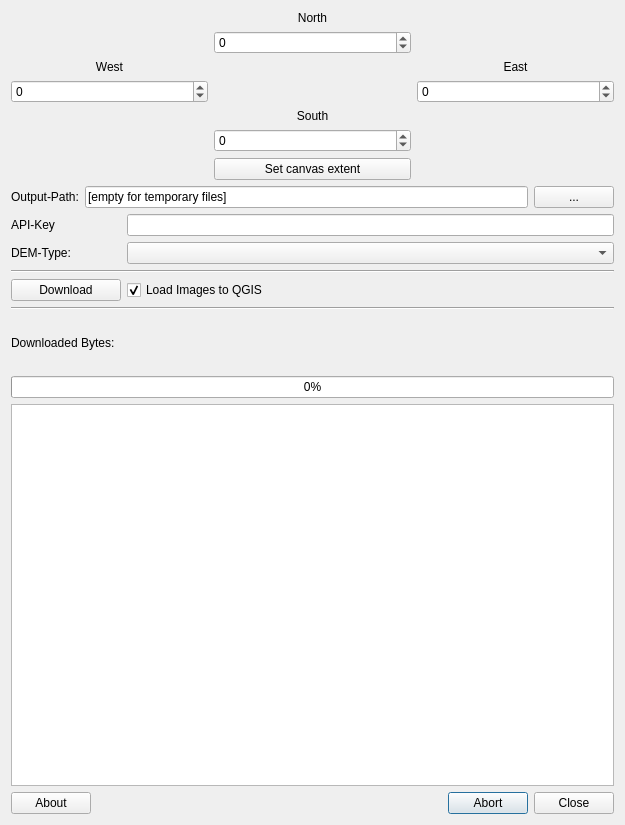
Before: the Qt Designer form srtm_downloader_dialog_base.ui in hdus/SRTM-Downloader, drawn with Qt 5.
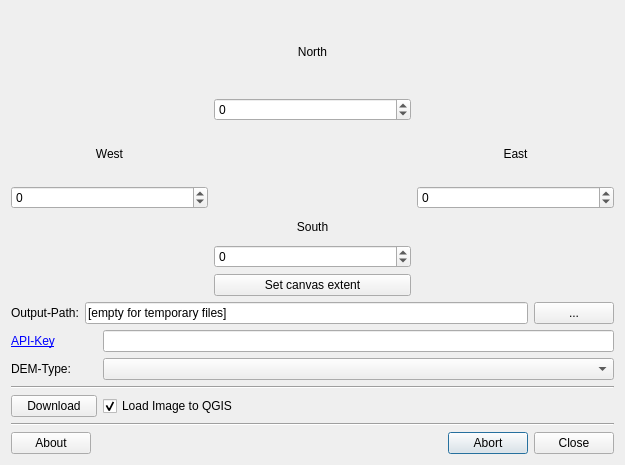
After: the same form once the commit is applied.

Commit message: obsolete widgets removed

```diff
--- a/srtm_downloader_dialog_base.ui
+++ b/srtm_downloader_dialog_base.ui
@@ -7,7 +7,7 @@
     <x>0</x>
     <y>0</y>
     <width>625</width>
-    <height>825</height>
+    <height>465</height>
    </rect>
   </property>
   <property name="sizePolicy">
@@ -37,21 +37,17 @@
    <item row="6" column="2">
     <widget class="QCheckBox" name="chk_load_image">
      <property name="text">
-      <string>Load Images to QGIS</string>
+      <string>Load Image to QGIS</string>
      </property>
      <property name="checked">
       <bool>true</bool>
      </property>
     </widget>
    </item>
-   <item row="12" column="0" colspan="4">
-    <widget class="QProgressBar" name="overall_progressBar">
-     <property name="value">
-      <number>0</number>
-     </property>
-    </widget>
+   <item row="4" column="2" colspan="2">
+    <widget class="QComboBox" name="cmb_demtype"/>
    </item>
-   <item row="14" column="3">
+   <item row="9" column="3">
     <widget class="QDialogButtonBox" name="button_box">
      <property name="orientation">
       <enum>Qt::Horizontal</enum>
@@ -61,13 +57,6 @@
      </property>
     </widget>
    </item>
-   <item row="11" column="0" colspan="4">
-    <widget class="QLabel" name="lbl_file_download">
-     <property name="text">
-      <string/>
-     </property>
-    </widget>
-   </item>
    <item row="6" column="0" colspan="2">
     <widget class="QPushButton" name="btn_download">
      <property name="text">
@@ -100,14 +89,7 @@
      </item>
     </layout>
    </item>
-   <item row="9" column="2" colspan="2">
-    <widget class="QLabel" name="lbl_downloaded_bytes">
-     <property name="text">
-      <string/>
-     </property>
-    </widget>
-   </item>
-   <item row="14" column="0">
+   <item row="9" column="0">
     <widget class="QPushButton" name="btn_about">
      <property name="maximumSize">
       <size>
@@ -120,6 +102,13 @@
      </property>
     </widget>
    </item>
+   <item row="4" column="0">
+    <widget class="QLabel" name="label_8">
+     <property name="text">
+      <string>DEM-Type:</string>
+     </property>
+    </widget>
+   </item>
    <item row="0" column="0" colspan="4">
     <layout class="QGridLayout" name="gridLayout">
      <item row="3" column="1">
@@ -278,83 +267,22 @@
    <item row="3" column="2" colspan="2">
     <widget class="QLineEdit" name="lne_api_key"/>
    </item>
-   <item row="9" column="0">
-    <widget class="QLabel" name="label_7">
-     <property name="text">
-      <string>Downloaded Bytes:</string>
-     </property>
-    </widget>
-   </item>
-   <item row="13" column="0" colspan="4">
-    <widget class="QTableWidget" name="progressTableWidget">
-     <property name="showGrid">
-      <bool>false</bool>
-     </property>
-     <property name="wordWrap">
-      <bool>false</bool>
-     </property>
-     <property name="cornerButtonEnabled">
-      <bool>false</bool>
-     </property>
-     <attribute name="horizontalHeaderVisible">
-      <bool>false</bool>
-     </attribute>
-     <attribute name="horizontalHeaderMinimumSectionSize">
-      <number>50</number>
-     </attribute>
-     <attribute name="horizontalHeaderDefaultSectionSize">
-      <number>150</number>
-     </attribute>
-     <attribute name="horizontalHeaderHighlightSections">
-      <bool>false</bool>
-     </attribute>
-     <attribute name="horizontalHeaderStretchLastSection">
-      <bool>true</bool>
-     </attribute>
-     <attribute name="verticalHeaderVisible">
-      <bool>false</bool>
-     </attribute>
-     <attribute name="verticalHeaderDefaultSectionSize">
-      <number>23</number>
-     </attribute>
-     <attribute name="verticalHeaderHighlightSections">
-      <bool>false</bool>
-     </attribute>
-    </widget>
-   </item>
-   <item row="8" column="0">
-    <spacer name="verticalSpacer_4">
-     <property name="orientation">
-      <enum>Qt::Vertical</enum>
-     </property>
-     <property name="sizeType">
-      <enum>QSizePolicy::Fixed</enum>
-     </property>
-     <property name="sizeHint" stdset="0">
-      <size>
-       <width>20</width>
-       <height>20</height>
-      </size>
-     </property>
-    </spacer>
-   </item>
    <item row="3" column="0">
     <widget class="QLabel" name="label_6">
-     <property name="text">
-      <string>API-Key</string>
+     <property name="toolTip">
+      <string>Request API-Key from OpenTopography Data</string>
      </property>
-    </widget>
-   </item>
-   <item row="4" column="0">
-    <widget class="QLabel" name="label_8">
      <property name="text">
-      <string>DEM-Type:</string>
+      <string>&lt;a href=&quot;https://opentopography.org/blog/introducing-api-keys-access-opentopography-global-datasets&quot;&gt;API-Key&lt;/a&gt;</string>
      </property>
+     <property name="textFormat">
+      <enum>Qt::AutoText</enum>
+     </property>
+     <property name="openExternalLinks">
+      <bool>true</bool>
+     </property>
     </widget>
    </item>
-   <item row="4" column="2" colspan="2">
-    <widget class="QComboBox" name="cmb_demtype"/>
-   </item>
   </layout>
  </widget>
  <resources/>
```
